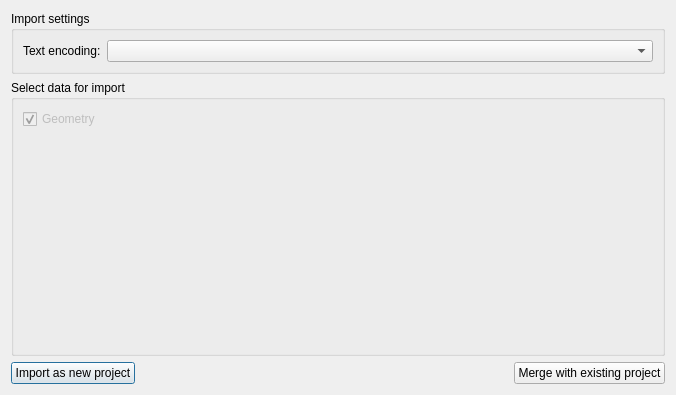
Above: SIM-VICUS/src/SVImportIDFDialog.ui from ghorwin/SIM-VICUS before the change. Below: the same form after it.
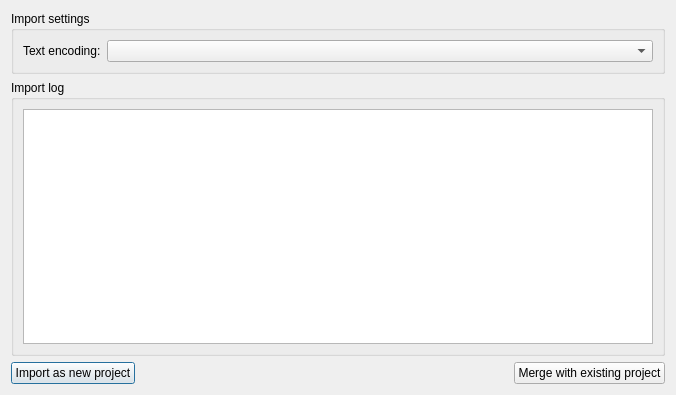
That is the form after the change.

Commit message: More IDF import stuff

What changed in the file:
```diff
--- a/SIM-VICUS/src/SVImportIDFDialog.ui
+++ b/SIM-VICUS/src/SVImportIDFDialog.ui
@@ -43,34 +43,11 @@
    <item>
     <widget class="QGroupBox" name="groupBox_2">
      <property name="title">
-      <string>Select data for import</string>
+      <string>Import log</string>
      </property>
      <layout class="QVBoxLayout" name="verticalLayout">
       <item>
-       <widget class="QCheckBox" name="checkBox">
-        <property name="enabled">
-         <bool>false</bool>
-        </property>
-        <property name="text">
-         <string>Geometry</string>
-        </property>
-        <property name="checked">
-         <bool>true</bool>
-        </property>
-       </widget>
-      </item>
-      <item>
-       <spacer name="verticalSpacer">
-        <property name="orientation">
-         <enum>Qt::Vertical</enum>
-        </property>
-        <property name="sizeHint" stdset="0">
-         <size>
-          <width>20</width>
-          <height>193</height>
-         </size>
-        </property>
-       </spacer>
+       <widget class="QPlainTextEdit" name="plainTextEdit"/>
       </item>
      </layout>
     </widget>
```
The commit also changes 2 other files.
